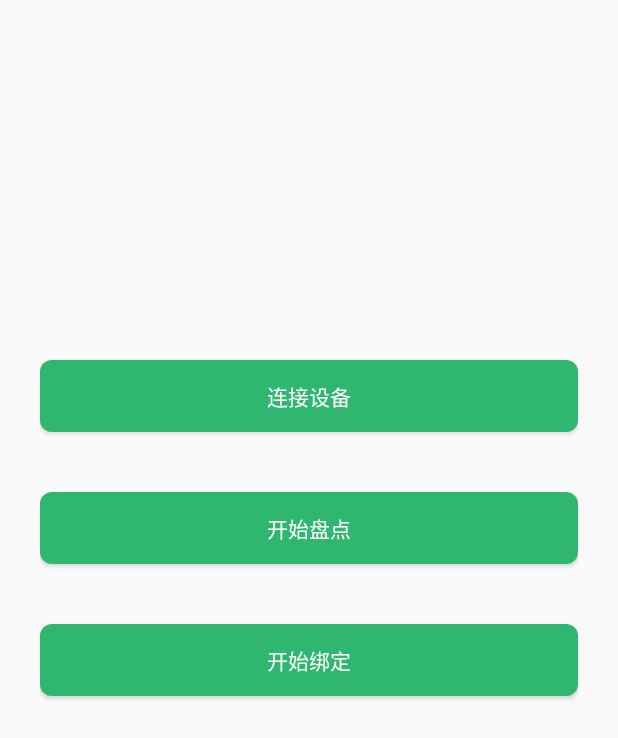
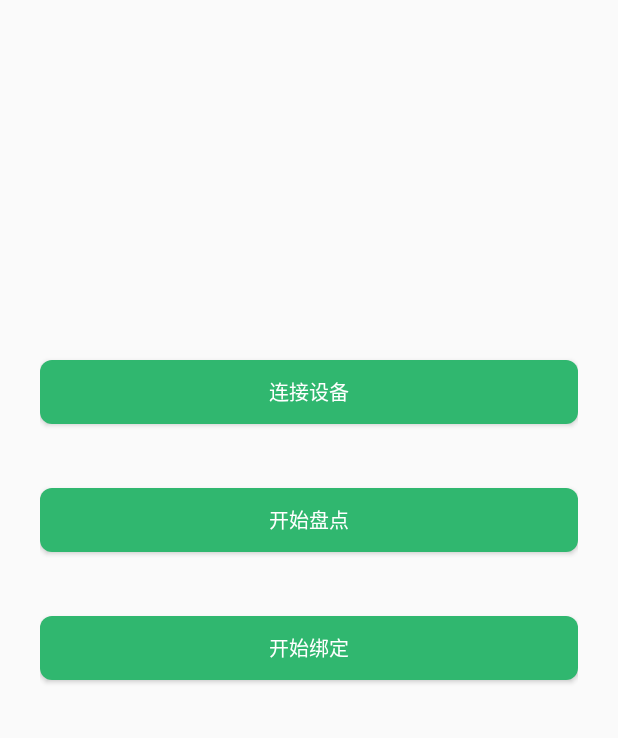
Before and after one commit to zhoujf2014/AssetsManage, an Android app: the AssetsManageActivity screen opened directly, with no data from a screen before it, on a phone screen of 412 x 824 dp. Shown: the top 738 px of the screen. Run offline under Robolectric (Android 15) with nearby library versions, the phone set to English and light mode, and no system bars; our stand-ins replace ButterKnife, EventBus; libraries missing offline, so code that uses them is left out: com.uuzuche.lib_zxing; 1 statement that could not run was skipped.

Commit message:
适配平板

```diff
--- a/app/src/main/java/com/gtafe/assetsmanage/activities/AssertsDetailActivity.java
+++ b/app/src/main/java/com/gtafe/assetsmanage/activities/AssertsDetailActivity.java
@@ -7,23 +7,18 @@ import android.util.Log;
 import android.view.View;
 import android.view.ViewGroup;
 import android.widget.AdapterView;
-import android.widget.ArrayAdapter;
 import android.widget.BaseAdapter;
 import android.widget.Button;
 import android.widget.ListView;
 import android.widget.TextView;
-
 import com.gtafe.assetsmanage.R;
 import com.gtafe.assetsmanage.beans.EventBusBean;
 import com.gtafe.assetsmanage.beans.GetInstrumentInfo;
 import com.gtafe.assetsmanage.rfid.AssetsManageActivity;
-
 import org.greenrobot.eventbus.EventBus;
-
 import java.io.IOException;
 import java.util.ArrayList;
 import java.util.List;
-
 import butterknife.BindView;
 import butterknife.OnClick;
 import okhttp3.FormBody;
--- a/app/src/main/java/com/gtafe/assetsmanage/activities/LoginActivity.java
+++ b/app/src/main/java/com/gtafe/assetsmanage/activities/LoginActivity.java
@@ -135,8 +135,6 @@ public class LoginActivity extends BaseActivity {
                  builder.show();
                 break;
             case R.id.login:
-
-
                 String userName = mUser.getText().toString().trim();
                 String password = mPwd.getText().toString().trim();
                 if (TextUtils.isEmpty(userName) && TextUtils.isEmpty(password)) {
@@ -148,14 +146,11 @@ public class LoginActivity extends BaseActivity {
                 edit.putString(Constant.PASSWORD, password);
                 edit.putString(Constant.USERNAME, userName);
                 edit.commit();
-
                 Constant.HEAD = "http://" + mIp_port + "/";
                 Log.e(TAG, "onViewClicked: "+mIpPort );
 //测试
                 startActivity(new Intent(mContext, AssetsManageActivity.class));
                 finish();
-
-
                 RequestBody body = new FormBody.Builder().add("userName", userName).add("userPwd", password).build();
                 loadDataFromServer("dataapi/user/checkUserLogin", body, 1);
                 break;
--- a/app/src/main/res/layout/activity_assetdetail.xml
+++ b/app/src/main/res/layout/activity_assetdetail.xml
@@ -141,8 +141,9 @@
 
         android:id="@+id/commit"
         android:layout_width="match_parent"
-        android:layout_height="wrap_content"
         android:layout_marginTop="@dimen/bt_login_margint"
+        android:layout_height="@dimen/x80"
+        android:textSize="@dimen/x25"
         android:background="@drawable/bg_bt_login"
         android:text="提交"
         android:textColor="@color/white"
--- a/app/src/main/res/layout/activity_assetsmanage.xml
+++ b/app/src/main/res/layout/activity_assetsmanage.xml
@@ -11,7 +11,9 @@
 
         android:id="@+id/connectrfid"
         android:layout_width="match_parent"
-        android:layout_height="wrap_content"
+        android:layout_height="@dimen/x80"
+        android:textSize="@dimen/x25"
+
         android:layout_marginTop="@dimen/x400"
         android:background="@drawable/bg_bt_login"
         android:text="连接设备"
@@ -20,9 +22,11 @@
 
     <Button
         android:id="@+id/start"
+        android:textSize="@dimen/x25"
+        android:layout_height="@dimen/x80"
 
         android:layout_width="match_parent"
-        android:layout_height="wrap_content"
+
         android:layout_marginTop="@dimen/bt_login_margint"
         android:background="@drawable/bg_bt_login"
         android:text="开始盘点"
@@ -31,8 +35,9 @@
 
     <Button
         android:id="@+id/scan"
+        android:textSize="@dimen/x25"
+        android:layout_height="@dimen/x80"
         android:layout_width="match_parent"
-        android:layout_height="wrap_content"
         android:layout_marginTop="@dimen/bt_login_margint"
         android:background="@drawable/bg_bt_login"
         android:text="开始绑定"
--- a/app/src/main/res/values/dimens.xml
+++ b/app/src/main/res/values/dimens.xml
@@ -92,8 +92,8 @@
     <dimen name="question_detail__margintb">96dp</dimen>
     <dimen name="user_icon__margintl">12dp</dimen>
     <!--登录-->
-    <dimen name="ll_edit_bt_paddig">20dp</dimen>
-    <dimen name="bt_login_margint">40dp</dimen>
+    <dimen name="ll_edit_bt_paddig">@dimen/x35</dimen>
+    <dimen name="bt_login_margint">@dimen/x80</dimen>
 
     <!--下拉刷新和上拉加载-->
     <dimen name="refresh_header_height_twitter">80dp</dimen>
```
Also changed, not shown: app/src/main/res/layout/activity_login.xml (+6 -3 lines).
